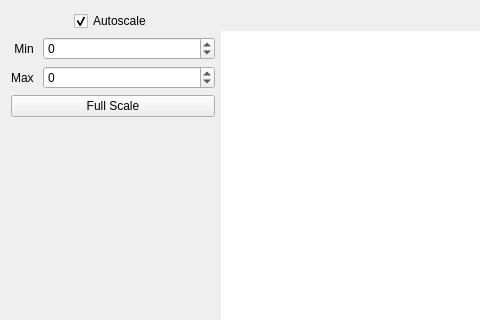
Above: guis/ui/flux.ui from janis-hag/kalao-ics before the change; both pictures show x 0 to 480 and y 0 to 320 of the 837 by 497 pixel window. Below: the same form after it.
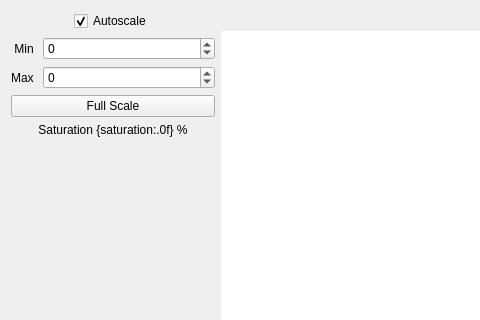
That is the form after the change. Custom widgets are drawn as their Qt base class.

Diff of the .ui file:
```diff
--- a/guis/ui/flux.ui
+++ b/guis/ui/flux.ui
@@ -128,12 +128,9 @@
         </widget>
        </item>
        <item row="5" column="0" colspan="2">
-        <widget class="QLabel" name="saturation_label">
-         <property name="styleSheet">
-          <string notr="true">color: #ed1515;</string>
-         </property>
+        <widget class="KLabel" name="saturation_label">
          <property name="text">
-          <string/>
+          <string>Saturation {saturation:.0f} %</string>
          </property>
          <property name="alignment">
           <set>Qt::AlignCenter</set>
```
